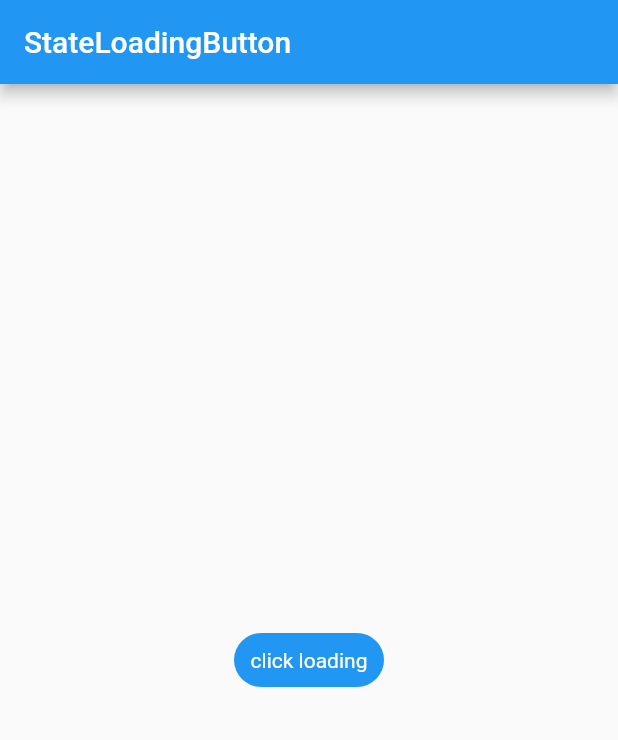
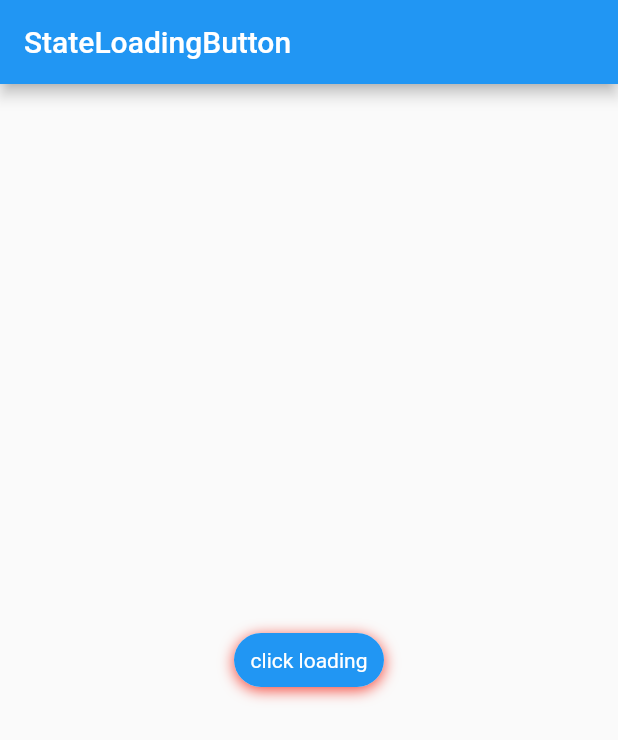
Before and after one commit to SnowFeng/state_loading_button, a Flutter app: the screen it shows after launch, on a phone screen of 412 x 824 dp. Shown: the top 740 px of the screen. Run offline on Flutter 3.47's test engine with Material 2 defaults, Android fonts, the phone set to English and light mode, and no system bars.

Commit message:
feat:新增按钮和进度阴影设置

```diff
--- a/example/lib/main.dart
+++ b/example/lib/main.dart
@@ -56,6 +56,7 @@ class _MyAppState extends State<MyApp> {
                       dimension: 200,
                       background: Colors.blue,
                       foreground: Colors.orangeAccent,
+                      shadow: BoxShadow(color: Colors.purpleAccent,offset: Offset(0, 4),blurRadius: 5),
                       prefix: '前缀',
                       prefixStyle:
                           TextStyle(color: Colors.blueGrey, fontSize: 8),
@@ -79,18 +80,21 @@ class _MyAppState extends State<MyApp> {
                       size: 5,
                       dimension: 40,
                       background: Colors.white,
+                      shadow: BoxShadow(color: Colors.green,blurRadius: 10),
                       borderSide:
                           BorderSide(color: Colors.redAccent, width: 5));
                 case 'complete':
                   return const ButtonProgress(
                       progressType:
                           AnimatedButtonProgressType.linearIndeterminate,
+                      shadow: BoxShadow(color: Colors.black,offset: Offset(0, 2),blurRadius: 5),
                       size: 10,
                       dimension: 200);
                 case 'error':
                   return const ButtonProgress(
                       progressType:
                           AnimatedButtonProgressType.circularIndeterminate,
+                      shadow: BoxShadow(color: Colors.yellow,offset: Offset(0, 2),blurRadius: 5),
                       size: 5,
                       dimension: 30);
                 default:
@@ -165,6 +169,11 @@ class _MyAppState extends State<MyApp> {
     textStyle: TextStyle(fontSize: 14.0, color: Colors.white),
     buttonColor: Colors.blue,
     borderRadius: BorderRadius.all(Radius.circular(30)),
+    shadow: BoxShadow(
+      color: Colors.red,
+      offset: Offset(0, 2),
+      blurRadius: 8
+    )
   );
 
   ///暂停
@@ -175,7 +184,12 @@ class _MyAppState extends State<MyApp> {
       text: 'Paused',
       textStyle: TextStyle(fontSize: 14.0, color: Colors.white),
       buttonColor: Colors.orangeAccent,
-      borderRadius: BorderRadius.all(Radius.circular(12)));
+      borderRadius: BorderRadius.all(Radius.circular(12)),
+      shadow: BoxShadow(
+          color: Colors.blue,
+          blurRadius: 8
+      )
+  );
 
   ///取消
   static const ButtonStatus _canceled = ButtonStatus(
@@ -184,7 +198,12 @@ class _MyAppState extends State<MyApp> {
       text: 'Canceled',
       textStyle: TextStyle(fontSize: 14.0, color: Colors.white),
       buttonColor: Colors.grey,
-      borderRadius: BorderRadius.all(Radius.circular(12)));
+      borderRadius: BorderRadius.all(Radius.circular(12)),
+      shadow: BoxShadow(
+          color: Colors.blue,
+          blurRadius: 8
+      )
+  );
 
   ///完成
   static const ButtonStatus _complete = ButtonStatus(
@@ -196,7 +215,13 @@ class _MyAppState extends State<MyApp> {
       text: 'Complete',
       textStyle: TextStyle(fontSize: 14.0, color: Colors.white),
       buttonColor: Colors.greenAccent,
-      borderRadius: BorderRadius.all(Radius.circular(12)));
+      borderRadius: BorderRadius.all(Radius.circular(12)),
+      shadow: BoxShadow(
+          color: Colors.orangeAccent,
+          offset: Offset(0, 4),
+          blurRadius: 4
+      )
+  );
 
   ///错误
   static const ButtonStatus _error = ButtonStatus(
@@ -207,5 +232,11 @@ class _MyAppState extends State<MyApp> {
       text: 'Error',
       textStyle: TextStyle(fontSize: 14.0, color: Colors.white),
       buttonColor: Colors.redAccent,
-      borderRadius: BorderRadius.all(Radius.circular(12)));
+      borderRadius: BorderRadius.all(Radius.circular(12)),
+      shadow: BoxShadow(
+        color: Colors.pinkAccent,
+          offset: Offset(0, 8),
+          blurRadius: 10
+      )
+  );
 }
--- a/lib/src/animated_button.dart
+++ b/lib/src/animated_button.dart
@@ -270,7 +270,9 @@ class _AnimatedButtonState extends State<AnimatedButton>
                 buttonColor: Color.lerp(button.buttonColor,
                     progress.background, _statusChangeController.value),
                 borderRadius: _cornerAnimation?.value,
-                borderSide: _buildBorderSide()),
+                borderSide: _buildBorderSide(),
+                shadow: BoxShadow.lerp(button.shadow, progress.shadow, _statusChangeController.value)
+            ),
             buttonProgress: progress,
             progress: progress.progress,
             value: _loadingController.value),
--- a/lib/src/button_progress.dart
+++ b/lib/src/button_progress.dart
@@ -24,6 +24,7 @@ class ButtonProgress {
   final double? dimension;//圆形进度条半径或线性进度条宽度
   final double padding;//文字与进度条右边间距（线性类型）
   final BorderSide? borderSide;//边框
+  final BoxShadow? shadow;//阴影
 
   const ButtonProgress({
     this.progress = 0,
@@ -41,7 +42,8 @@ class ButtonProgress {
     this.suffix,
     this.suffixStyle,
     this.padding=5,
-    this.borderSide
+    this.borderSide,
+    this.shadow
   });
 
   ButtonProgress copyWith(
@@ -60,7 +62,8 @@ class ButtonProgress {
         double? size,
         double? dimension,
         double? padding,
-        BorderSide? borderSide
+        BorderSide? borderSide,
+        BoxShadow? shadow
         }) {
     return ButtonProgress(
       progress: progress ?? this.progress,
@@ -79,6 +82,7 @@ class ButtonProgress {
       dimension: dimension ?? this.dimension,
       padding: padding ?? this.padding,
       borderSide: borderSide ?? this.borderSide,
+      shadow: shadow ?? this.shadow,
     );
   }
 
--- a/lib/src/button_progress_notifier.dart
+++ b/lib/src/button_progress_notifier.dart
@@ -39,6 +39,7 @@ class ButtonProgressNotifier extends ChangeNotifier {
     double? dimension,
     double? padding,
     BorderSide? borderSide,
+    BoxShadow? shadow
   }) {
     if(_isDisposed){
       return;
@@ -60,6 +61,7 @@ class ButtonProgressNotifier extends ChangeNotifier {
       dimension: dimension,
       padding: padding,
       borderSide: borderSide,
+      shadow: shadow,
     );
     notifyListeners();
   }
--- a/lib/src/button_status.dart
+++ b/lib/src/button_status.dart
@@ -16,7 +16,8 @@ class ButtonStatus {
   final Color buttonColor;
   final BorderRadius? borderRadius;
   final BorderSide? borderSide;
-  final bool isTapScale;
+  final bool isTapScale; //是否点击缩放
+  final BoxShadow? shadow; //阴影
 
   const ButtonStatus({
     this.width = 100,
@@ -28,6 +29,7 @@ class ButtonStatus {
     this.buttonColor = Colors.blue,
     this.borderRadius,
     this.borderSide,
+    this.shadow,
     this.isTapScale=true
   });
 
@@ -41,7 +43,8 @@ class ButtonStatus {
       Color? buttonColor,
       BorderRadius? borderRadius,
       BorderSide? borderSide,
-        bool? isTapScale}) {
+        bool? isTapScale,
+    BoxShadow? shadow}) {
     return ButtonStatus(
       width: width ?? this.width,
       height: height ?? this.height,
@@ -53,6 +56,7 @@ class ButtonStatus {
       borderRadius: borderRadius ?? this.borderRadius,
       borderSide: borderSide ?? this.borderSide,
       isTapScale: isTapScale ?? this.isTapScale,
+      shadow: shadow ?? this.shadow,
     );
   }
 
--- a/pubspec.yaml
+++ b/pubspec.yaml
@@ -1,6 +1,6 @@
 name: state_loading_button
 description: 一个简单的带进度动画的按钮，可自定义各种状态样式以及动态改变进度动画样式。
-version: 0.1.0
+version: 0.1.1
 homepage: https://github.com/SnowFeng/state_loading_button.git
 
 environment:
```
Also changed, not shown: lib/src/animated_button_painter.dart (+35 -6 lines), 1 other file.
